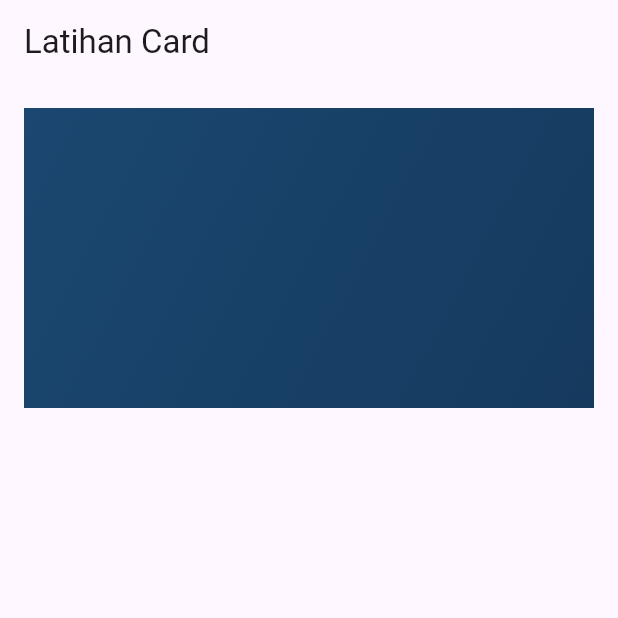
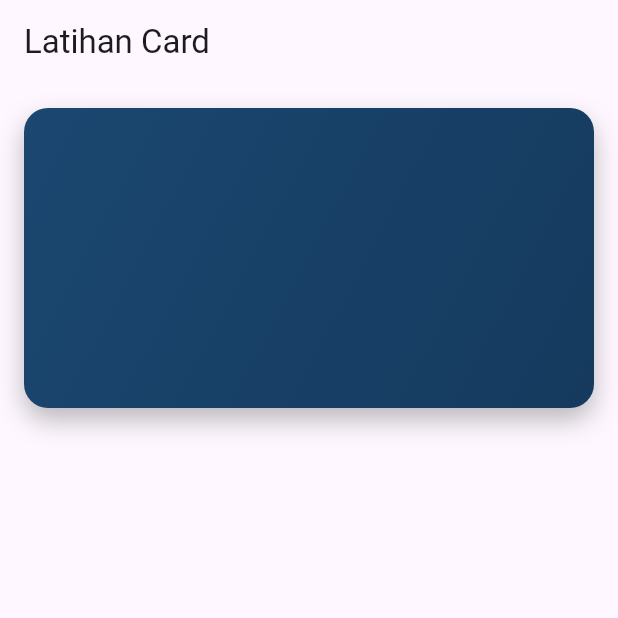
Before and after one commit to hiofadlikaakbar/tugas_week_8_1123150077, a Flutter app: the screen it shows after launch, on a phone screen of 412 x 824 dp, the top half of it. Run offline on Flutter 3.47's test engine with Material 3 defaults, Android fonts, the phone set to English and light mode, and no system bars.

Commit message:
membuat border radius

```diff
--- a/lib/pages/home_page.dart
+++ b/lib/pages/home_page.dart
@@ -22,6 +22,14 @@ class HomePage extends StatelessWidget {
                   end: AlignmentGeometry.bottomRight,
                   colors: [Color(0xFF1B4770), Color(0xFF153A5E)],
                 ),
+                borderRadius: BorderRadius.circular(16),
+                boxShadow: [
+                  BoxShadow(
+                    color: Colors.black26,
+                    blurRadius: 14,
+                    offset: Offset(0, 8),
+                  ),
+                ],
               ),
             ),
           ],
```
